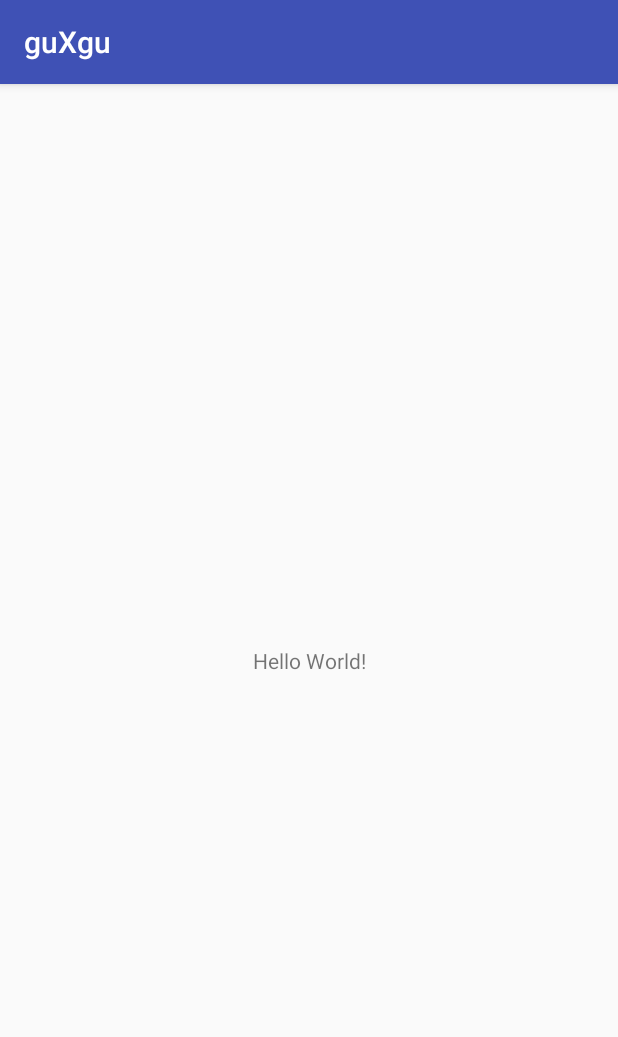
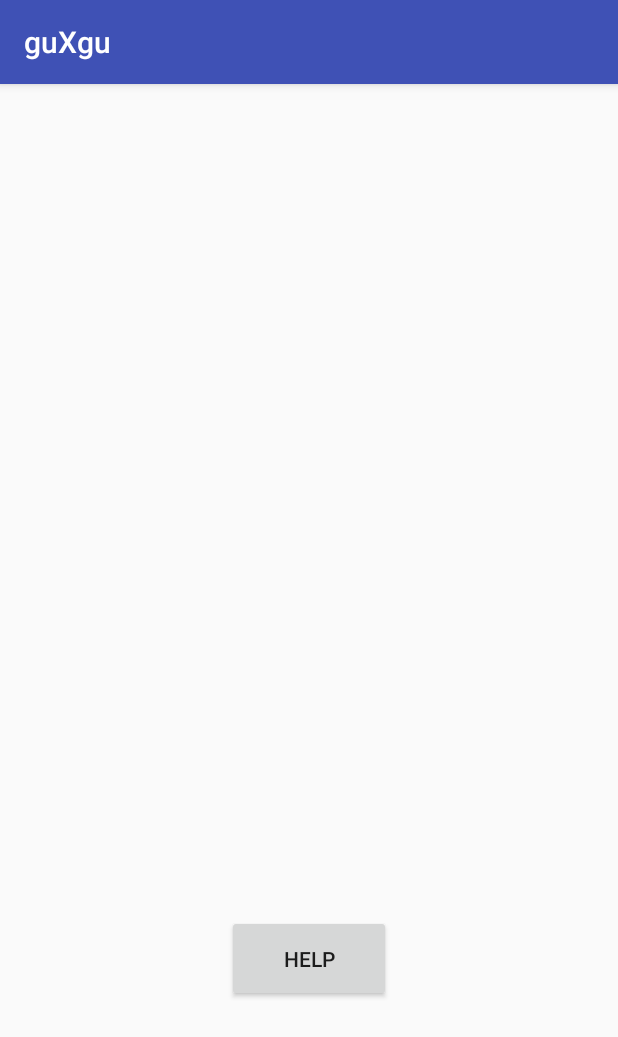
Before and after one commit to juhipark/guXgu, an Android app: the screen it shows after launch (HomeActivity), on a phone screen of 412 x 824 dp. Shown: the top 1037 px of the screen. Run offline under Robolectric (Android 15) with nearby library versions, the phone set to English and light mode, and no system bars.

Commit message:
Added help button

```diff
--- a/app/src/main/res/layout/activity_home.xml
+++ b/app/src/main/res/layout/activity_home.xml
@@ -1,18 +1,21 @@
 <?xml version="1.0" encoding="utf-8"?>
-<android.support.constraint.ConstraintLayout xmlns:android="http://schemas.android.com/apk/res/android"
+<RelativeLayout xmlns:android="http://schemas.android.com/apk/res/android"
     xmlns:app="http://schemas.android.com/apk/res-auto"
     xmlns:tools="http://schemas.android.com/tools"
     android:layout_width="match_parent"
     android:layout_height="match_parent"
     tools:context="comguguxmathguxgu.httpsgithub.guxgu.HomeActivity">
 
-    <TextView
-        android:layout_width="wrap_content"
-        android:layout_height="wrap_content"
-        android:text="Hello World!"
-        app:layout_constraintBottom_toBottomOf="parent"
-        app:layout_constraintLeft_toLeftOf="parent"
-        app:layout_constraintRight_toRightOf="parent"
-        app:layout_constraintTop_toTopOf="parent" />
+    <Button
+        android:id="@+id/button2"
+        style="@style/Widget.AppCompat.Button"
+        android:layout_width="109dp"
+        android:layout_height="58dp"
+        android:text="Help"
+        tools:layout_editor_absoluteX="138dp"
+        tools:layout_editor_absoluteY="325dp"
+        android:layout_alignParentBottom="true"
+        android:layout_centerHorizontal="true"
+        android:layout_marginBottom="156dp" />
 
-</android.support.constraint.ConstraintLayout>
+</RelativeLayout>
```
